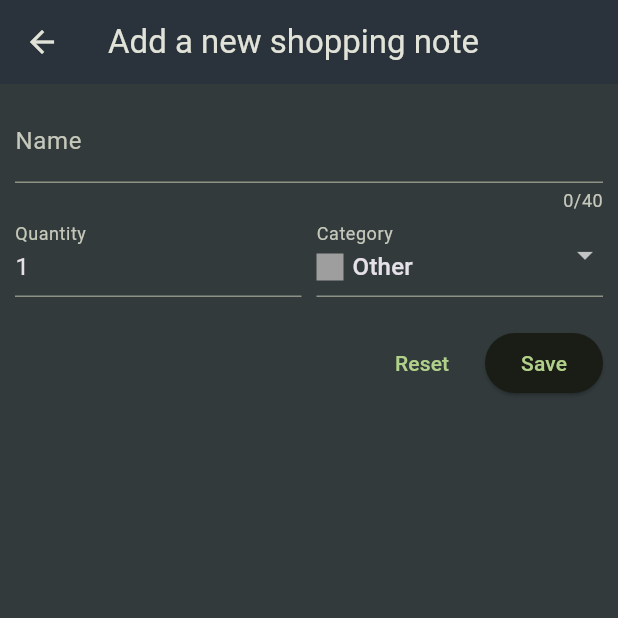
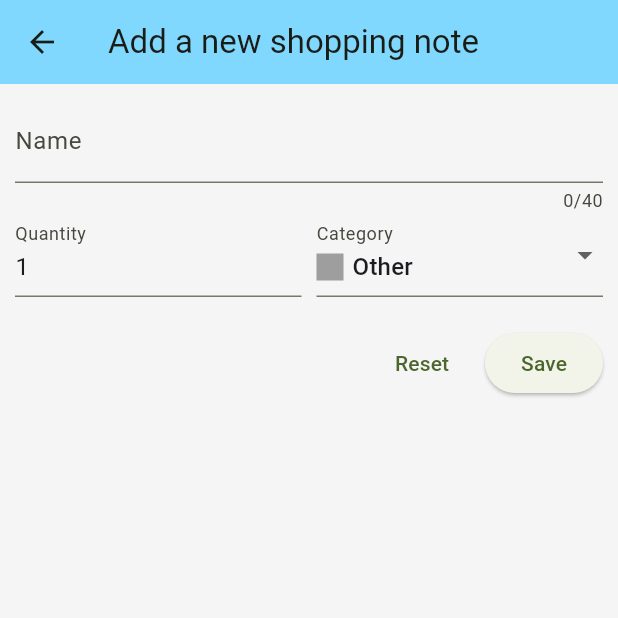
Before and after one commit to FatihYigit35/shopping_notes, a Flutter app: the screen it shows after launch, after a tap on the "add" icon, on a phone screen of 412 x 824 dp, the top half of it. Run offline on Flutter 3.47's test engine with Material 3 defaults, Android fonts, the light colour scheme and no system bars; generated files the repository leaves out were written again; network calls fail.

Commit message:
split light and dark theme

```diff
--- a/lib/main.dart
+++ b/lib/main.dart
@@ -9,6 +9,7 @@ void main() {
 
 class MyApp extends StatelessWidget {
   const MyApp({super.key});
+  final seedColor = const Color.fromARGB(255, 139, 195, 74);
 
   // This widget is the root of your application.
   @override
@@ -16,13 +17,20 @@ class MyApp extends StatelessWidget {
     AppTranslations.init(context);
 
     return MaterialApp(
-      theme: ThemeData.dark().copyWith(
+      theme: ThemeData.light().copyWith(
         colorScheme: ColorScheme.fromSeed(
-          seedColor: const Color.fromARGB(255, 139, 195, 74),
-          brightness: Brightness.dark,
-          surface: const Color.fromARGB(255, 42, 51, 59),
+          seedColor: seedColor,
+          brightness: Brightness.light,
+          surface: Colors.lightBlueAccent[100],
         ),
-        scaffoldBackgroundColor: const Color.fromARGB(255, 50, 58, 60),
+        scaffoldBackgroundColor: Colors.grey[100],
+      ),
+      darkTheme: ThemeData.dark().copyWith(
+        colorScheme: ColorScheme.fromSeed(
+            seedColor: seedColor,
+            brightness: Brightness.dark,
+            surface: Colors.blueGrey[850]),
+        scaffoldBackgroundColor: Colors.grey[850],
       ),
       localizationsDelegates: AppLocalizations.localizationsDelegates,
       supportedLocales: AppLocalizations.supportedLocales,
```
